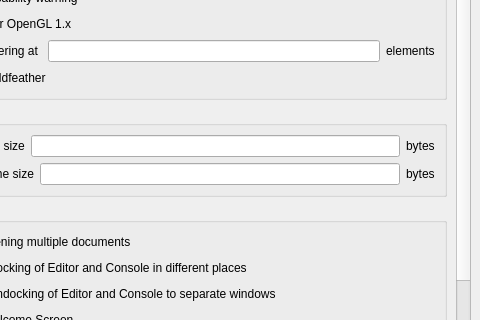
The window that src/Preferences.ui (openscad/openscad) describes before a commit, drawn with Qt 5; both pictures show x 101 to 581 and y 89 to 409 of the 581 by 498 pixel window.
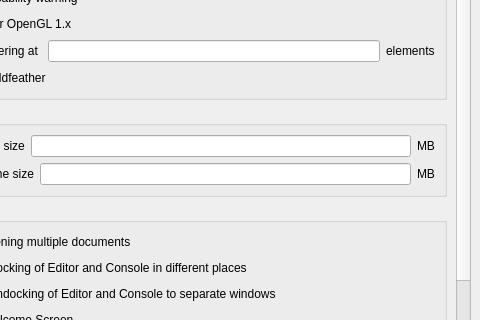
The same window after the commit. The open tabs and pages were chosen to show the change. Icons and pictures are not drawn. Custom widgets are drawn as their Qt base class.

What changed in the file:
```diff
--- a/src/Preferences.ui
+++ b/src/Preferences.ui
@@ -1642,7 +1642,7 @@
                  <item>
                   <widget class="QLabel" name="label_2">
                    <property name="text">
-                    <string>bytes</string>
+                    <string>MB</string>
                    </property>
                   </widget>
                  </item>
@@ -1666,7 +1666,7 @@
                  <item>
                   <widget class="QLabel" name="label_6">
                    <property name="text">
-                    <string>bytes</string>
+                    <string>MB</string>
                    </property>
                   </widget>
                  </item>
```
Left out of the diff: 8 changed lines with no effect on the pictures.
